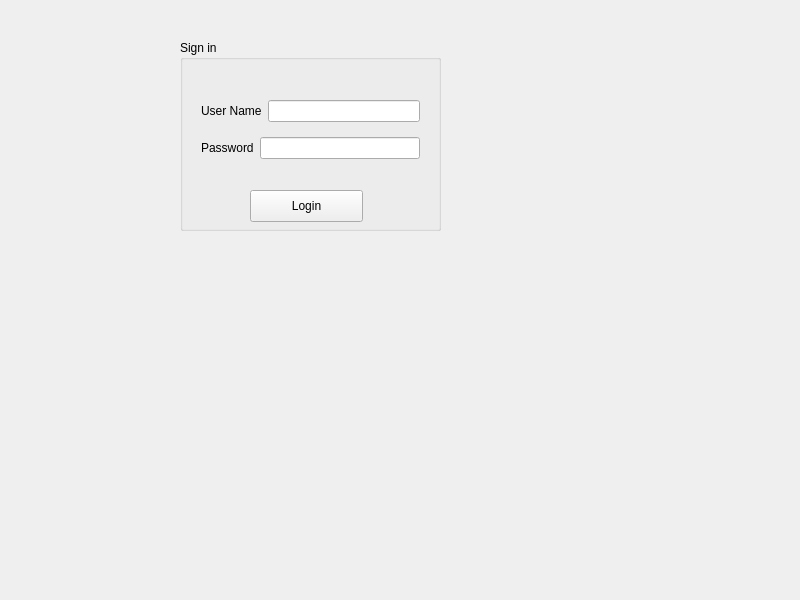
Above: userIFDes/mainwindow.ui from bengut10/spoLeague before the change. Below: the same form after it.
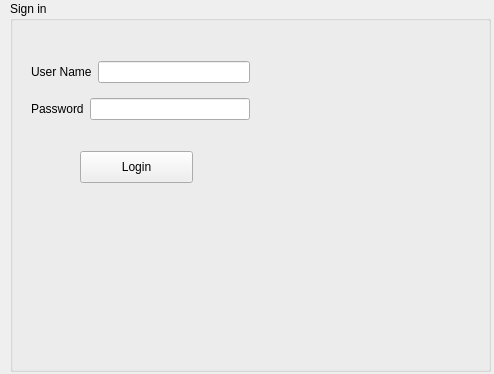
That is the form after the change.

Diff of the .ui file:
```diff
--- a/userIFDes/mainwindow.ui
+++ b/userIFDes/mainwindow.ui
@@ -6,8 +6,8 @@
    <rect>
     <x>0</x>
     <y>0</y>
-    <width>800</width>
-    <height>600</height>
+    <width>494</width>
+    <height>374</height>
    </rect>
   </property>
   <property name="windowTitle">
@@ -17,10 +17,10 @@
    <widget class="QGroupBox" name="groupBox">
     <property name="geometry">
      <rect>
-      <x>180</x>
-      <y>40</y>
-      <width>261</width>
-      <height>191</height>
+      <x>10</x>
+      <y>1</y>
+      <width>481</width>
+      <height>371</height>
      </rect>
     </property>
     <property name="title">
@@ -39,7 +39,7 @@
       <string>Login</string>
      </property>
     </widget>
-    <widget class="QWidget" name="">
+    <widget class="QWidget" name="layoutWidget">
      <property name="geometry">
       <rect>
        <x>10</x>
```
Left out of the diff: 12 changed lines with no effect on the pictures.
